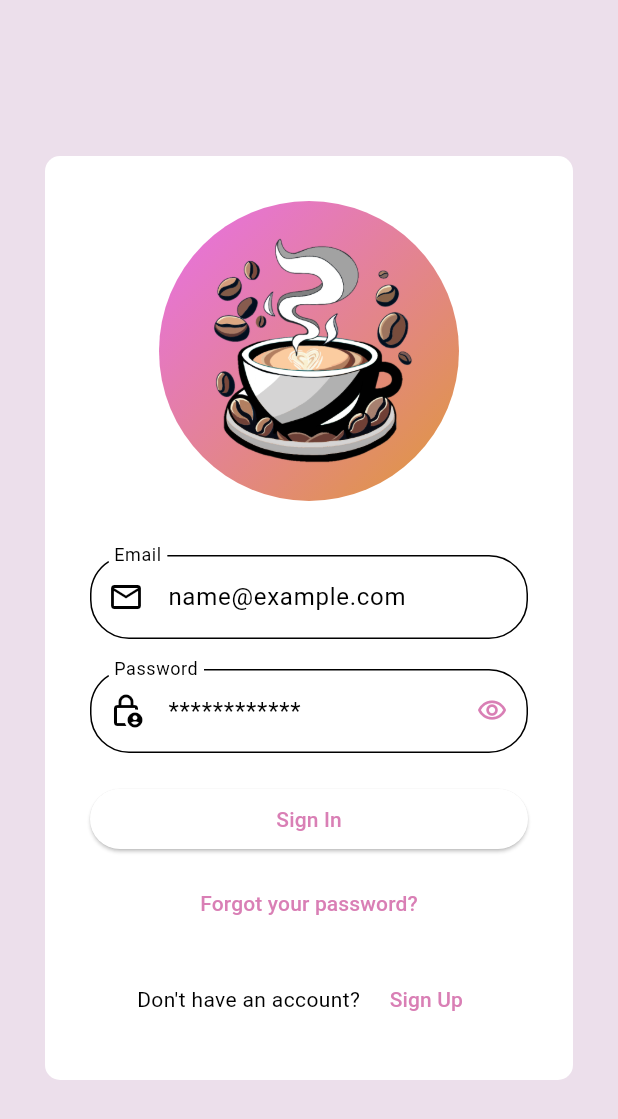
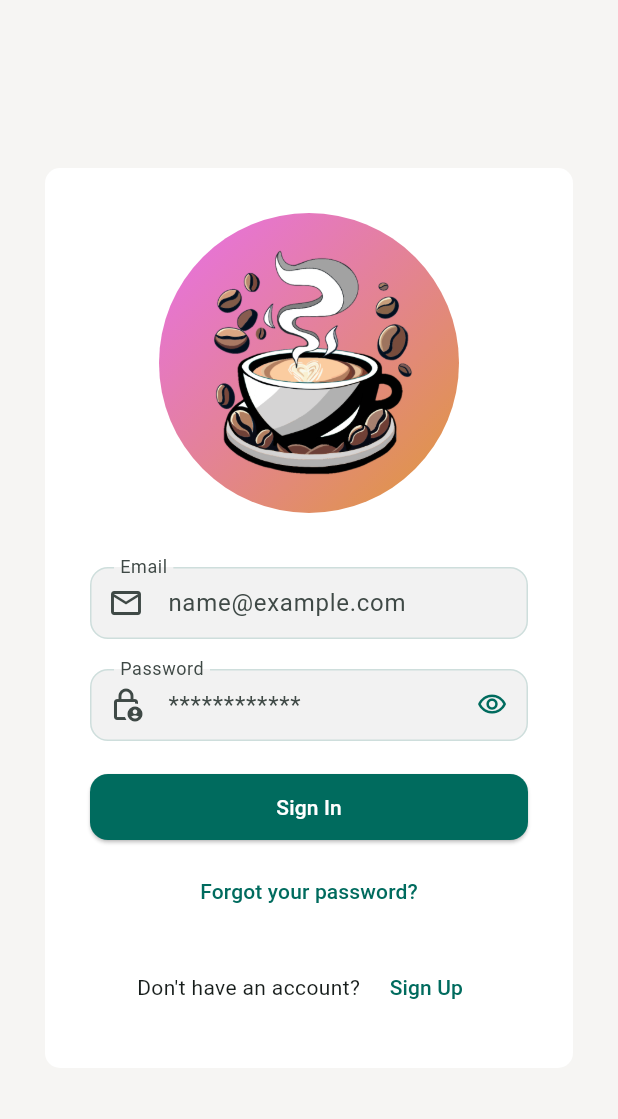
Before and after one commit to EmanuelRdzM/espressoApp, a Flutter app: the screen it shows after launch, on a phone screen of 412 x 824 dp. Shown: the top 1119 px of the screen. Run offline on Flutter 3.47's test engine with Material 3 defaults, Android fonts, the light colour scheme and no system bars; our stand-ins replace cloud_firestore, confetti, connectivity_plus, firebase_auth, firebase_core, firebase_storage and 4 more; missing offline and left inert: firebase_app_check; accounts and stored records are empty; generated files the repository leaves out were written again.

Commit message:
Add Change Email feature and update UI colors across the app

```diff
--- a/lib/app/UI/routes/app_routes.dart
+++ b/lib/app/UI/routes/app_routes.dart
@@ -1,3 +1,4 @@
+import 'package:cafeteria_app/app/UI/screens/change_email.dart';
 import 'package:cafeteria_app/app/UI/screens/contact_screen.dart';
 import 'package:cafeteria_app/app/UI/screens/home_screen.dart';
 import 'package:cafeteria_app/app/UI/screens/menu_screen/menu_screen.dart';
@@ -26,5 +27,6 @@ Map<String, Widget Function(BuildContext)> get appRoutes =>{
   Routes.openTickets: (_) => const TicketsScreen(),
   Routes.inventory: (_) => const InventoryScreen(),
   Routes.contacts: (_) => const ContactScreen(),
+  Routes.changeEmail: (_) => const ChangeEmailScreen(),
   //Routes.orderManagment: (_) => const OrderAvaible(),
 };
--- a/lib/app/UI/routes/routes.dart
+++ b/lib/app/UI/routes/routes.dart
@@ -9,4 +9,5 @@ abstract class Routes{
   static const orderManagment= '/order_managment';
   static const inventory = '/store';
   static const contacts = '/contatcs';
+  static const changeEmail = '/change_email';
 }
--- a/lib/app/UI/screens/contact_screen.dart
+++ b/lib/app/UI/screens/contact_screen.dart
@@ -1,3 +1,4 @@
+import 'package:cafeteria_app/app/constants/constants.dart';
 import 'package:cafeteria_app/app/data/user.dart';
 import 'package:cafeteria_app/widgets/contact_details_dialog.dart';
 import 'package:cafeteria_app/widgets/edit_contact_dialog.dart'; //It also includes the CreateContactDialog
@@ -147,7 +148,7 @@ class _ContactScreenState extends State<ContactScreen> {
                       }
                     },
                     style: ElevatedButton.styleFrom(
-                      backgroundColor: Colors.pinkAccent,
+                      backgroundColor: APP_PRIMARY_COLOR_DARK,
                       foregroundColor: Colors.white,
                       shape: RoundedRectangleBorder(
                         borderRadius: BorderRadius.circular(10.0),
@@ -229,7 +230,7 @@ class ButtonContact extends StatelessWidget {
         children: [
           Container(
             decoration: const BoxDecoration(
-              color: Color.fromRGBO(207, 39, 92, 0.307),
+              color: APP_PRIMARY_COLOR_LIGHT,
               borderRadius: BorderRadius.all(Radius.circular(10.0)),
             ),
             child: Padding(
--- a/lib/app/UI/screens/menu_screen/tabs_screen/category_tab.dart
+++ b/lib/app/UI/screens/menu_screen/tabs_screen/category_tab.dart
@@ -1,3 +1,4 @@
+import 'package:cafeteria_app/app/constants/constants.dart';
 import 'package:cafeteria_app/app/data/user.dart';
 import 'package:cafeteria_app/widgets/add_menu_category.dart';
 import 'package:cafeteria_app/widgets/icon_progres_indicator.dart';
@@ -189,7 +190,7 @@ class _CategoryTabState extends State<CategoryTab> {
       floatingActionButton: selectedMenuId.isEmpty
       ? null
       : FloatingActionButton(
-        backgroundColor: !_showAddButton ? const Color.fromARGB(255, 197, 199, 198) : Colors.pink,
+        backgroundColor: !_showAddButton ? const Color.fromARGB(255, 197, 199, 198) : APP_PRIMARY_COLOR,
         onPressed: !_showAddButton
         ? null
         : () {
--- a/lib/app/UI/screens/menu_screen/tabs_screen/items_tab.dart
+++ b/lib/app/UI/screens/menu_screen/tabs_screen/items_tab.dart
@@ -1,4 +1,5 @@
 import 'package:cafeteria_app/app/UI/screens/menu_screen/tabs_screen/item_drawter.dart';
+import 'package:cafeteria_app/app/constants/constants.dart';
 import 'package:cafeteria_app/app/data/items.dart';
 import 'package:cafeteria_app/app/data/user.dart';
 import 'package:cafeteria_app/widgets/add_menu_category.dart';
@@ -318,7 +319,7 @@ class _ItemTabState extends State<ItemTab> {
       floatingActionButton: selectedCategoryId.isEmpty
       ? null
       : FloatingActionButton(
-        backgroundColor: !_showAddButton ? const Color.fromARGB(255, 197, 199, 198) : Colors.pink,
+        backgroundColor: !_showAddButton ? const Color.fromARGB(255, 197, 199, 198) : APP_PRIMARY_COLOR_LIGHT,
         onPressed: !_showAddButton
         ? null
         : () {
--- a/lib/app/UI/screens/menu_screen/tabs_screen/menu_tab.dart
+++ b/lib/app/UI/screens/menu_screen/tabs_screen/menu_tab.dart
@@ -1,3 +1,4 @@
+import 'package:cafeteria_app/app/constants/constants.dart';
 import 'package:cafeteria_app/app/data/user.dart';
 import 'package:cafeteria_app/widgets/add_menu_category.dart';
 import 'package:cafeteria_app/widgets/icon_progres_indicator.dart';
@@ -89,7 +90,7 @@ class _MenuTabState extends State<MenuTab> {
         },
       ),
       floatingActionButton: FloatingActionButton(
-        backgroundColor: Colors.pink,
+        backgroundColor: APP_PRIMARY_COLOR,
         onPressed: () {
           _showAddMenuDialog(userProvider.currentUser.userId!, () => setState(() {} ));
         },
--- a/lib/app/UI/screens/sign_up_screen.dart
+++ b/lib/app/UI/screens/sign_up_screen.dart
@@ -1,4 +1,5 @@
 import 'package:cafeteria_app/app/UI/routes/routes.dart';
+import 'package:cafeteria_app/app/constants/constants.dart';
 import 'package:cafeteria_app/widgets/toast.dart';
 import 'package:firebase_auth/firebase_auth.dart';
 import 'package:cafeteria_app/app/domain/models/firebase_auth_service.dart';
@@ -62,7 +63,7 @@ class _SignUpScreenState extends State<SignUpScreen> {
                       style: TextStyle(
                         fontSize: 30,
                         fontWeight: FontWeight.bold,
-                        color: Colors.pink,
+                        color: APP_PRIMARY_COLOR,
                       ),
                     ),
                     const SizedBox(height: 40),
--- /dev/null
+++ b/lib/app/UI/theme/theme.dart
@@ -0,0 +1,88 @@
+// theme.dart
+import 'package:flutter/material.dart';
+import 'package:flutter/services.dart';
+import '../../constants/constants.dart'; // ajusta ruta
+
+ThemeData buildAppTheme() {
+  final seed = APP_PRIMARY_COLOR;
+
+  // Usar Material 3 para aprovechar ColorScheme.fromSeed si quieres
+  final colorScheme = ColorScheme.fromSeed(seedColor: seed, brightness: Brightness.light, secondary: APP_ACCENT_COLOR);
+
+  return ThemeData(
+    useMaterial3: true,
+    colorScheme: colorScheme,
+    primaryColor: APP_PRIMARY_COLOR,
+    primaryColorLight: APP_PRIMARY_COLOR_LIGHT,
+    primaryColorDark: APP_PRIMARY_COLOR_DARK,
+    scaffoldBackgroundColor: APP_BACKGROUND_COLOR,
+    appBarTheme: AppBarTheme(
+      centerTitle: true,
+      backgroundColor: colorScheme.primary,
+      foregroundColor: Colors.white,
+      systemOverlayStyle: SystemUiOverlayStyle.light,
+      elevation: 2,
+      titleTextStyle: const TextStyle(
+        color: Colors.white,
+        fontSize: 20,
+        fontWeight: FontWeight.w700,
+      ),
+      iconTheme: const IconThemeData(color: Colors.white),
+    ),
+
+    // Text theme: aquí puedes personalizar tipografías
+    textTheme: const TextTheme(
+      titleLarge: TextStyle(fontSize: 18.0, fontWeight: FontWeight.bold),
+      bodyLarge: TextStyle(fontSize: 16.0),
+    ),
+
+    // Botones
+    elevatedButtonTheme: ElevatedButtonThemeData(
+      style: ElevatedButton.styleFrom(
+        backgroundColor: colorScheme.primary,
+        foregroundColor: Colors.white,
+        shape: RoundedRectangleBorder(borderRadius: BorderRadius.circular(12)),
+        padding: const EdgeInsets.symmetric(vertical: 12, horizontal: 16),
+      ),
+    ),
+
+    // Outlined / Text buttons
+    outlinedButtonTheme: OutlinedButtonThemeData(
+      style: OutlinedButton.styleFrom(
+        foregroundColor: colorScheme.primary,
+        shape: RoundedRectangleBorder(borderRadius: BorderRadius.circular(12)),
+        side: BorderSide(color: colorScheme.primary.withOpacity(0.9)),
+      ),
+    ),
+
+    // Input decorations
+    inputDecorationTheme: InputDecorationTheme(
+      filled: true,
+      fillColor: APP_SURFACE_ALT,
+      contentPadding: const EdgeInsets.symmetric(vertical: 12, horizontal: 16),
+      errorStyle: const TextStyle(fontSize: 12),
+      border: OutlineInputBorder(borderRadius: BorderRadius.circular(12)),
+      enabledBorder: OutlineInputBorder(
+          borderRadius: BorderRadius.circular(12),
+          borderSide: BorderSide(color: colorScheme.primary.withOpacity(0.15))),
+      focusedBorder: OutlineInputBorder(
+          borderRadius: BorderRadius.circular(12),
+          borderSide: BorderSide(color: colorScheme.primary, width: 2)),
+    ),
+
+    // Cards
+    cardTheme: CardThemeData(
+      color: APP_SURFACE_COLOR,
+      elevation: 2,
+      shape: RoundedRectangleBorder(borderRadius: BorderRadius.circular(12)),
+    ),
+
+    // Floating action button
+    floatingActionButtonTheme: FloatingActionButtonThemeData(
+      backgroundColor: colorScheme.secondary,
+      foregroundColor: Colors.white,
+    ),
+
+    // Snackbars, dialogs, etc. heredan colorScheme.
+  );
+}
--- a/lib/app/constants/constants.dart
+++ b/lib/app/constants/constants.dart
@@ -4,10 +4,17 @@ import 'package:flutter/material.dart';
 
 /// APP SETINGS INFO CONSTANTS - SECTION ///
 const String APP_NAME = "";
-const Color APP_PRIMARY_COLOR = Color.fromRGBO(217, 127, 181, 1);
-const Color APP_PRIMARY_COLOR_DARK = Color.fromRGBO(198, 54, 129, 1);
-const Color APP_PRIMARY_COLOR_LIGHT = Color.fromRGBO(255, 211, 226, 1);
-const Color APP_ACCENT_COLOR = Colors.white38;
+const APP_PRIMARY_COLOR = Color(0xFF00695C); // teal profundo
+const APP_PRIMARY_COLOR_LIGHT = Color(0xFF4DB6AC);
+const APP_PRIMARY_COLOR_DARK = Color(0xFF004D40);
+
+const APP_ACCENT_COLOR = Color(0xFFFFB300); // amber (acento)
+
+const APP_BACKGROUND_COLOR = Color(0xFFF6F5F3);
+const APP_SURFACE_COLOR = Color(0xFFFFFFFF);
+const Color APP_SURFACE_ALT = Color(0xFFF2F2F2);
+
+const APP_ERROR_COLOR = Color(0xFFB00020);
 
 /// DATABASE COLLECTION NAMES USED IN APP
 ///
--- a/lib/app/my_app.dart
+++ b/lib/app/my_app.dart
@@ -1,9 +1,9 @@
-
 import 'package:cafeteria_app/app/UI/routes/app_routes.dart';
 import 'package:cafeteria_app/app/UI/routes/routes.dart';
 import 'package:cafeteria_app/app/constants/constants.dart';
 import 'package:flutter/material.dart';
 import 'package:flutter/services.dart';
+import 'package:cafeteria_app/app/UI/theme/theme.dart'; // ruta donde guardes buildAppTheme
 
 class MyApp extends StatelessWidget {
   const MyApp({super.key});
@@ -11,53 +11,15 @@ class MyApp extends StatelessWidget {
   @override
   Widget build(BuildContext context) {
     SystemChrome.setSystemUIOverlayStyle(const SystemUiOverlayStyle(
-      statusBarColor: Colors.transparent)
-    );
+      statusBarColor: Colors.transparent,
+    ));
 
     return MaterialApp(
-      title: 'Flutter COFFE',
+      title: 'Flutter COFFEE',
       debugShowCheckedModeBanner: false,
       initialRoute: Routes.splash,
       routes: appRoutes,
-      theme: _appTheme(),
-    );
-  }
-
-  // App theme
-  ThemeData _appTheme() {
-    return ThemeData(
-      primaryColorDark: APP_PRIMARY_COLOR_DARK,
-      primaryColorLight: APP_PRIMARY_COLOR_LIGHT,
-      primaryColor: APP_PRIMARY_COLOR,
-      colorScheme: const ColorScheme.light().copyWith(
-        primary: APP_PRIMARY_COLOR,
-        secondary: APP_ACCENT_COLOR,
-        background: APP_PRIMARY_COLOR,
-      ),
-
-      scaffoldBackgroundColor: const Color.fromRGBO(236, 223, 235, 1),
-
-      inputDecorationTheme: InputDecorationTheme(
-
-        errorStyle: const TextStyle(fontSize: 16),
-        border: OutlineInputBorder(
-          borderRadius: BorderRadius.circular(26),
-        )
-      ),
-
-      appBarTheme: const AppBarTheme(
-        //toolbarHeight: 50,
-        centerTitle: true,
-        color: APP_PRIMARY_COLOR,
-        iconTheme: IconThemeData(color: Colors.white),
-        systemOverlayStyle: SystemUiOverlayStyle.light,
-        titleTextStyle: TextStyle(
-          color: Color.fromARGB(255, 230, 230, 230),
-          fontSize: 30,
-          fontWeight: FontWeight.bold
-        ),
-      ),
-
+      theme: buildAppTheme(),
     );
   }
 }
--- a/lib/widgets/show_info_item.dart
+++ b/lib/widgets/show_info_item.dart
@@ -1,3 +1,4 @@
+import 'package:cafeteria_app/app/constants/constants.dart';
 import 'package:cloud_firestore/cloud_firestore.dart';
 import 'package:flutter/material.dart';
 
@@ -83,7 +84,7 @@ class ShowInfoItem extends StatelessWidget {
                         ],
                       ),
                     const Divider(
-                      color: Colors.pinkAccent,
+                      color: APP_PRIMARY_COLOR_DARK,
                       thickness: 1.5,
                       height: 20,
                       indent: 15,
```
Also changed, not shown: lib/app/UI/screens/change_email.dart (added, +94 -0 lines), lib/app/UI/screens/home_screen.dart (+9 -7 lines), lib/app/UI/screens/order_avaible.dart (+12 -11 lines), lib/app/domain/models/firebase_auth_service.dart (+69 -0 lines), lib/widgets/calculator.dart (+4 -3 lines), lib/widgets/contact_details_dialog.dart (+4 -3 lines), lib/widgets/icon_text_button.dart (+29 -17 lines).
